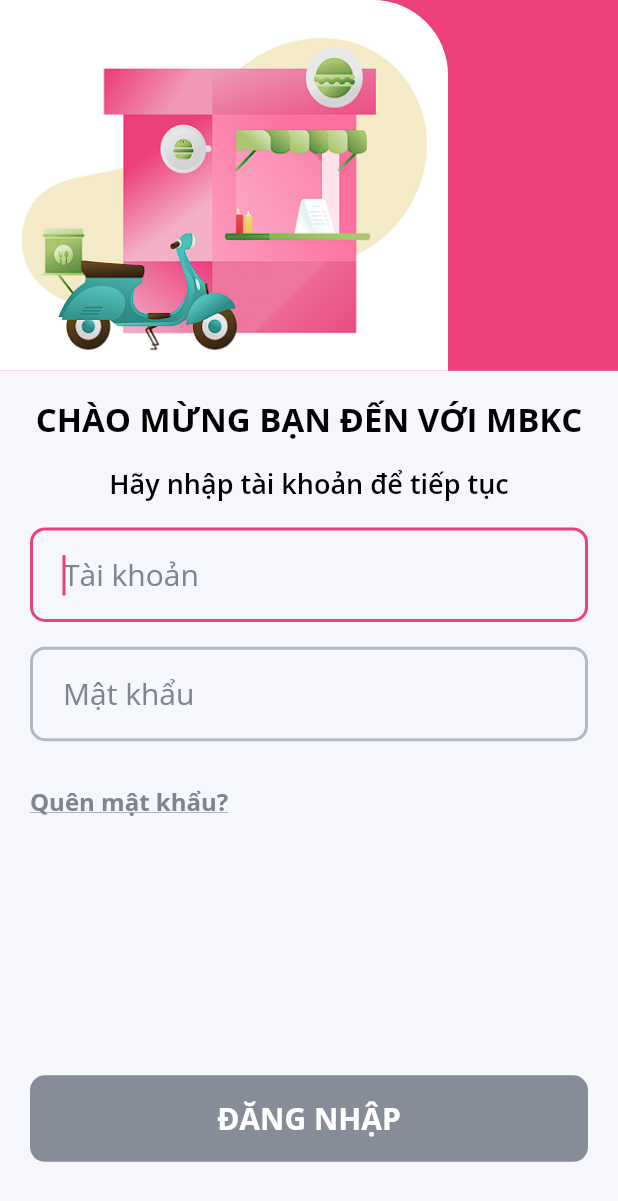
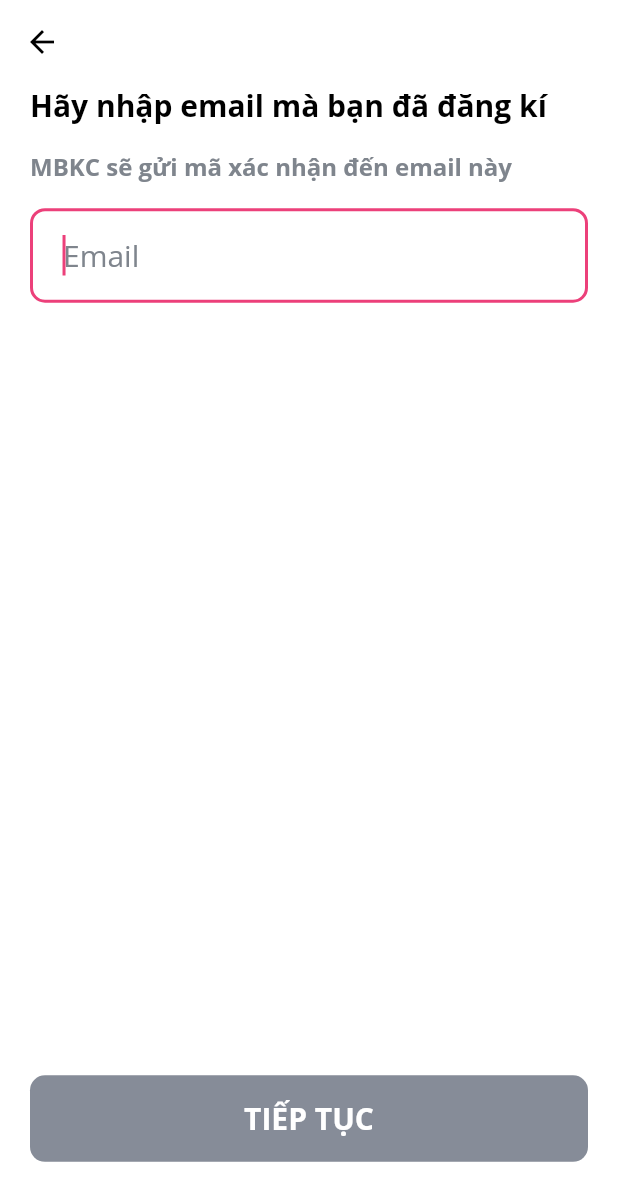
Before and after one commit to MBKC-Ordering-Management-System/MBKC_MobileApplication-V2, a Flutter app: the screen it shows after launch, after a tap on "Quên mật khẩu?", on a phone screen of 412 x 824 dp. Shown: the top 1201 px of the screen. Run offline on Flutter 3.47's test engine with Material 2 defaults, Android fonts, the phone set to English and light mode, and no system bars; our stand-ins replace auto_route, dio, flutter_hooks, flutter_riverpod, hooks_riverpod, image_picker and 2 more; generated files the repository leaves out were written again.

Commit message:
feat(change password screen): add the change password screen and done auth feature

```diff
--- a/lib/configs/routes/app_router.dart
+++ b/lib/configs/routes/app_router.dart
@@ -3,6 +3,8 @@ import 'package:auto_route/auto_route.dart';
 import 'package:flutter/material.dart';
 import 'package:flutter_riverpod/flutter_riverpod.dart';
 import '../../error_screen.dart';
+import '../../features/auth/presentation/change_password/change_password_screen.dart';
+import '../../features/auth/presentation/enter_email/enter_email_screen.dart';
 import '../../features/auth/presentation/otp_verification/otp_verification_screen.dart';
 import '../../features/auth/presentation/sign_in/sign_in_screen.dart';
 import '../../features/home_screen.dart';
@@ -28,8 +30,10 @@ class AppRouter extends _$AppRouter {
           initial: true,
         ),
         AutoRoute(page: SignInScreenRoute.page),
+        AutoRoute(page: EnterEmailScreenRoute.page),
+        AutoRoute(page: OTPVerificationScreenRoute.page),
+        AutoRoute(page: ChangePasswordScreenRoute.page),
         AutoRoute(page: HomeScreenRoute.page),
-        AutoRoute(page: OTPVerificationScreenRoute.page),
         // order
         // product
         // profile
--- a/lib/features/auth/data/repositories/auth_repository_impl.dart
+++ b/lib/features/auth/data/repositories/auth_repository_impl.dart
@@ -15,11 +15,10 @@ class AuthRepositoryImpl extends RemoteBaseRepository
   @override
   Future<UserModel> signIn({required SignInRequest request}) async {
     await delay(addDelay);
-    if (request.username != AuthDummyData.userNameExist ||
+    if (request.username != AuthDummyData.emailExist ||
         request.password != AuthDummyData.passwordExis) {
       throw UserNotFoundException();
     }
-
     return AuthDummyData.userModel;
   }
 
@@ -35,7 +34,6 @@ class AuthRepositoryImpl extends RemoteBaseRepository
     if (request.otpcode != AuthDummyData.otpCode) {
       throw WrongOTPCodeException();
     }
-
     return;
   }
 
@@ -44,4 +42,13 @@ class AuthRepositoryImpl extends RemoteBaseRepository
     await delay(addDelay);
     return;
   }
+
+  @override
+  Future<void> checkEmail({required String email}) async {
+    await delay(addDelay);
+    if (email != AuthDummyData.emailExist) {
+      throw EmailNotFoundException();
+    }
+    return;
+  }
 }
--- a/lib/features/auth/domain/repositories/auth_repository.dart
+++ b/lib/features/auth/domain/repositories/auth_repository.dart
@@ -8,6 +8,8 @@ part 'auth_repository.g.dart';
 
 abstract class AuthRepository {
   Future<UserModel> signIn({required SignInRequest request});
+
+  Future<void> checkEmail({required String email});
 
   Future<void> getCode({required String email});
 
--- /dev/null
+++ b/lib/features/auth/presentation/enter_email/enter_email_controller.dart
@@ -0,0 +1,37 @@
+import 'package:auto_route/auto_route.dart';
+import 'package:flutter/material.dart';
+import 'package:riverpod_annotation/riverpod_annotation.dart';
+import '../../../../configs/routes/app_router.dart';
+import '../../../../utils/enums/enums_export.dart';
+import '../../domain/repositories/auth_repository.dart';
+
+part 'enter_email_controller.g.dart';
+
+@riverpod
+class EnterEmailController extends _$EnterEmailController {
+  @override
+  FutureOr<void> build() {
+    // nothing to do
+  }
+
+  Future<void> checkEmail({
+    required String email,
+    required BuildContext context,
+  }) async {
+    state = const AsyncLoading();
+    final authRepository = ref.read(authRepositoryProvider);
+
+    state = await AsyncValue.guard(
+      () => authRepository.checkEmail(email: email),
+    );
+
+    if (state.hasError == false) {
+      context.router.push(
+        OTPVerificationScreenRoute(
+          email: email,
+          verifyType: VerificationOTPType.forgotpassword,
+        ),
+      );
+    }
+  }
+}
--- /dev/null
+++ b/lib/features/auth/presentation/enter_email/enter_email_screen.dart
@@ -0,0 +1,98 @@
+import 'package:auto_route/auto_route.dart';
+import 'package:flutter/material.dart';
+import 'package:flutter_hooks/flutter_hooks.dart';
+import 'package:hooks_riverpod/hooks_riverpod.dart';
+import '../../../../utils/commons/widgets/text_input.dart';
+import '../../../../utils/commons/widgets/widgets_common_export.dart';
+import '../../../../utils/constants/asset_constant.dart';
+import '../../../../utils/extensions/extensions_export.dart';
+import '../sign_in/sign_in_validator.dart';
+import 'enter_email_controller.dart';
+
+@RoutePage()
+class EnterEmailScreen extends HookConsumerWidget with SignInValidators {
+  EnterEmailScreen({super.key});
+
+  @override
+  Widget build(BuildContext context, WidgetRef ref) {
+    // init
+    final size = MediaQuery.sizeOf(context);
+    final email = useTextEditingController();
+    final state = ref.watch(enterEmailControllerProvider);
+    final formKey = useMemoized(GlobalKey<FormState>.new, const []);
+
+    // handle error
+    ref.listen<AsyncValue>(
+      enterEmailControllerProvider,
+      (_, state) => state.showAlertDialogOnError(context),
+    );
+
+    // submit
+    void submit() async {
+      if (formKey.currentState!.validate()) {
+        await ref.read(enterEmailControllerProvider.notifier).checkEmail(
+              email: email.text.trim(),
+              context: context,
+            );
+      }
+    }
+
+    return LoadingOverlay(
+      isLoading: state.isLoading,
+      child: Scaffold(
+        backgroundColor: AssetsConstants.whiteColor,
+        appBar: const CustomeAppBar(),
+        body: SingleChildScrollView(
+          child: Padding(
+            padding: const EdgeInsets.symmetric(
+              horizontal: AssetsConstants.defaultPadding,
+            ),
+            child: Column(
+              crossAxisAlignment: CrossAxisAlignment.start,
+              children: [
+                SizedBox(height: size.height * 0.001),
+                const LabelText(
+                  content: 'Hãy nhập email mà bạn đã đăng kí',
+                  size: AssetsConstants.defaultFontSize - 5.0,
+                  fontWeight: FontWeight.bold,
+                ),
+                SizedBox(height: size.height * 0.02),
+                const LabelText(
+                  content: 'MBKC sẽ gửi mã xác nhận đến email này',
+                  size: AssetsConstants.defaultFontSize - 9.0,
+                  fontWeight: FontWeight.w700,
+                  color: AssetsConstants.subtitleColorM,
+                ),
+                SizedBox(height: size.height * 0.02),
+                Form(
+                  key: formKey,
+                  child: TextInput(
+                    textController: email,
+                    hintText: 'Email',
+                    onValidate: (val) => emailErrorText(val),
+                    autoFocus: true,
+                  ),
+                )
+              ],
+            ),
+          ),
+        ),
+        bottomNavigationBar: Container(
+          margin: EdgeInsets.only(bottom: size.height * 0.06),
+          padding: const EdgeInsets.only(
+            right: AssetsConstants.defaultPadding,
+            left: AssetsConstants.defaultPadding,
+          ),
+          child: ValueListenableBuilder1(
+            first: email,
+            builder: (_, a, __) => CustomButton(
+              isActive: a.text.isNotEmpty,
+              content: 'Tiếp Tục',
+              onCallback: submit,
+            ),
+          ),
+        ),
+      ),
+    );
+  }
+}
--- a/lib/features/auth/presentation/otp_verification/otp_verification_controller.dart
+++ b/lib/features/auth/presentation/otp_verification/otp_verification_controller.dart
@@ -1,5 +1,7 @@
+import 'package:auto_route/auto_route.dart';
 import 'package:flutter/material.dart';
 import 'package:riverpod_annotation/riverpod_annotation.dart';
+import '../../../../configs/routes/app_router.dart';
 import '../../../../utils/enums/enums_export.dart';
 import '../../domain/models/request/otp_verify_request.dart';
 import '../../domain/repositories/auth_repository.dart';
@@ -42,6 +44,12 @@ class OtpVerificationController extends _$OtpVerificationController {
     if (state.hasError == false) {
       switch (verifyType) {
         case VerificationOTPType.forgotpassword:
+          context.router.push(
+            ChangePasswordScreenRoute(
+              email: email,
+              verifyType: verifyType,
+            ),
+          );
           break;
 
         case VerificationOTPType.changepassword:
--- a/lib/features/auth/presentation/otp_verification/otp_verification_screen.dart
+++ b/lib/features/auth/presentation/otp_verification/otp_verification_screen.dart
@@ -113,6 +113,7 @@ class OTPVerificationScreen extends HookConsumerWidget {
                 ),
                 SizedBox(height: size.height * 0.02),
                 LabelText(
+                  maxLine: 2,
                   content:
                       'Hãy nhập mã gồm 6 số vừa được gửi đến email: $email',
                   size: AssetsConstants.defaultFontSize - 9.0,
--- a/lib/features/auth/presentation/sign_in/sign_in_screen.dart
+++ b/lib/features/auth/presentation/sign_in/sign_in_screen.dart
@@ -2,6 +2,7 @@ import 'package:flutter/material.dart';
 import 'package:auto_route/auto_route.dart';
 import 'package:flutter_hooks/flutter_hooks.dart';
 import 'package:hooks_riverpod/hooks_riverpod.dart';
+import '../../../../configs/routes/app_router.dart';
 import '../../../../utils/commons/widgets/app_bar.dart';
 import '../../../../utils/commons/widgets/custom_button.dart';
 import '../../../../utils/commons/widgets/label_text.dart';
@@ -110,7 +111,9 @@ class SignInScreen extends HookConsumerWidget with SignInValidators {
                             minimumSize: Size.zero,
                             padding: EdgeInsets.zero,
                           ),
-                          onPressed: () {},
+                          onPressed: () {
+                            context.router.push(EnterEmailScreenRoute());
+                          },
                           child: const LabelText(
                             content: 'Quên mật khẩu?',
                             size: AssetsConstants.defaultFontSize - 9.0,
--- a/lib/utils/dummy_data/auth_dummy_data.dart
+++ b/lib/utils/dummy_data/auth_dummy_data.dart
@@ -1,7 +1,7 @@
 import '../../models/user_model.dart';
 
 class AuthDummyData {
-  static const userNameExist = 'test@gmail.com';
+  static const emailExist = 'test@gmail.com';
   static const passwordExis = '12345678';
   static const otpCode = '000000';
   static final userModel = UserModel(
--- a/lib/utils/exceptions/app_exception.dart
+++ b/lib/utils/exceptions/app_exception.dart
@@ -6,6 +6,11 @@ sealed class AppException implements Exception {
 
   @override
   String toString() => message;
+}
+
+class EmailNotFoundException extends AppException {
+  EmailNotFoundException()
+      : super('user-not-found', 'Email không tồn tại trong hệ thống');
 }
 
 class UserNotFoundException extends AppException {
```
Also changed, not shown: lib/features/auth/presentation/change_password/change_password_controller.dart (added, +51 -0 lines), lib/features/auth/presentation/change_password/change_password_screen.dart (added, +134 -0 lines), lib/configs/routes/app_router.gr.dart, lib/features/auth/presentation/change_password/change_password_controller.g.dart (added), lib/features/auth/presentation/enter_email/enter_email_controller.g.dart (added), lib/features/auth/presentation/otp_verification/enter_email_screen.dart (deleted).
